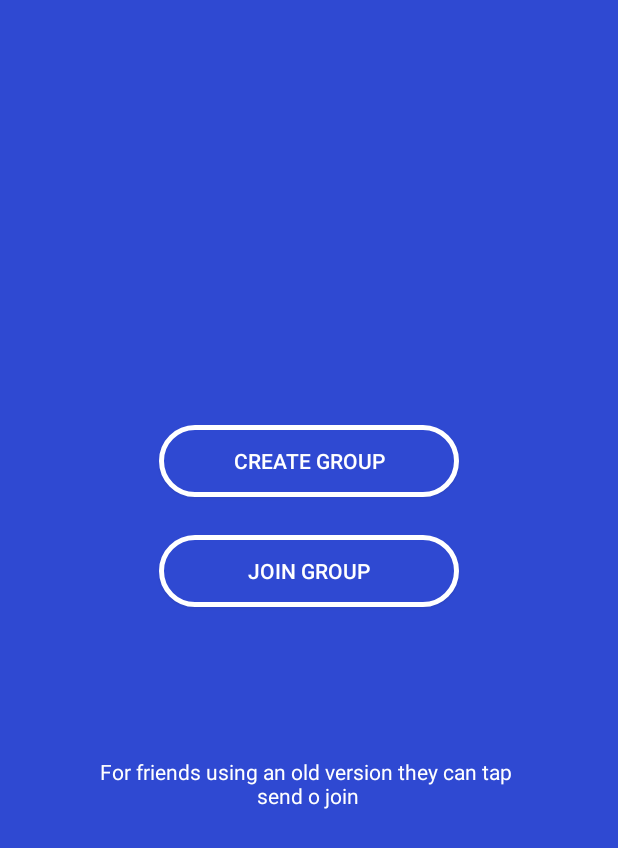
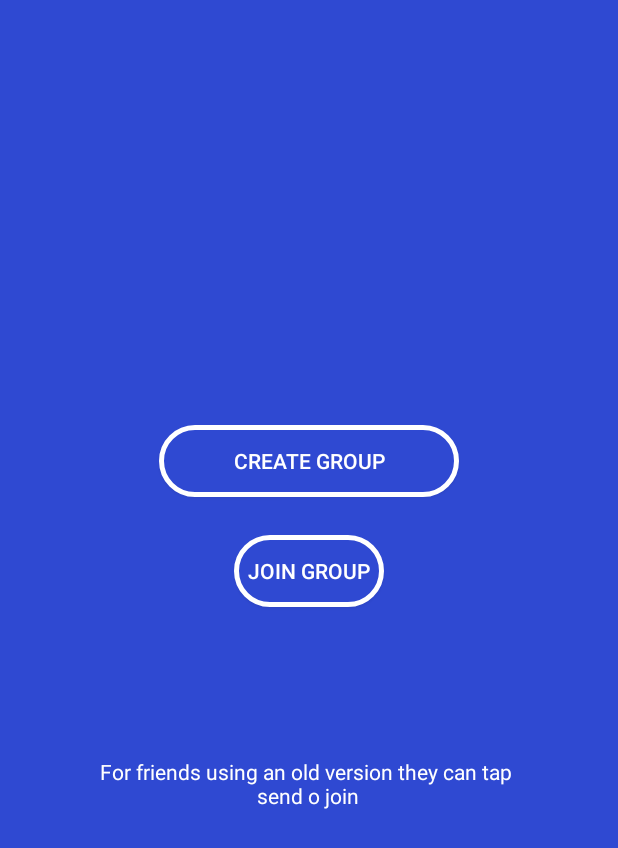
Before and after one commit to KiranGopalakrishnan/nwProject, an Android app: the layout activity_main.xml on its own in the app's theme, with its tools: preview values and no code run, on a phone screen of 412 x 824 dp. Shown: the top 848 px of the screen. Run offline under Robolectric (Android 15) with nearby library versions, the phone set to English and light mode, and no system bars.

Commit message:
size commit from nijin

```diff
--- a/app/src/main/java/com/example/kiran/myapplication/MainActivity.java
+++ b/app/src/main/java/com/example/kiran/myapplication/MainActivity.java
@@ -9,5 +9,7 @@ public class MainActivity extends AppCompatActivity {
     protected void onCreate(Bundle savedInstanceState) {
         super.onCreate(savedInstanceState);
         setContentView(R.layout.activity_main2);
+
+
     }
 }
--- a/app/src/main/res/layout/activity_main.xml
+++ b/app/src/main/res/layout/activity_main.xml
@@ -16,7 +16,7 @@
         android:textColor="#FFF"
         />
     <Button
-        android:layout_width="200dp"
+        android:layout_width="100dp"
         android:layout_height="wrap_content"
         android:text="JOIN GROUP"
         android:background="@drawable/round"
```
